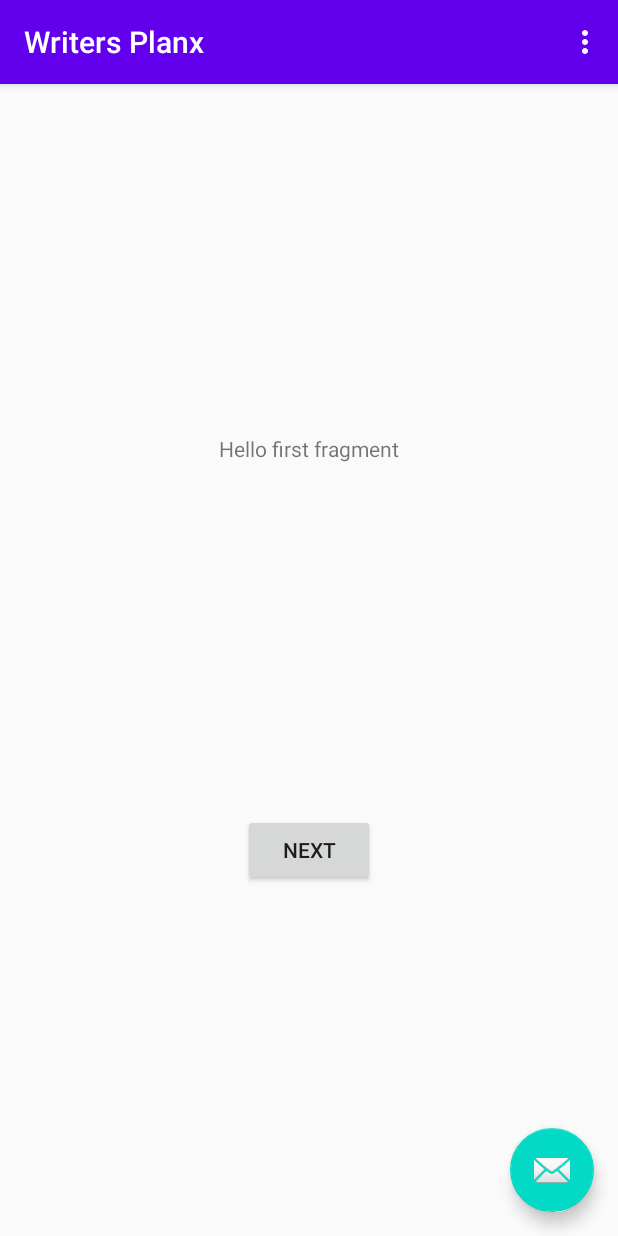
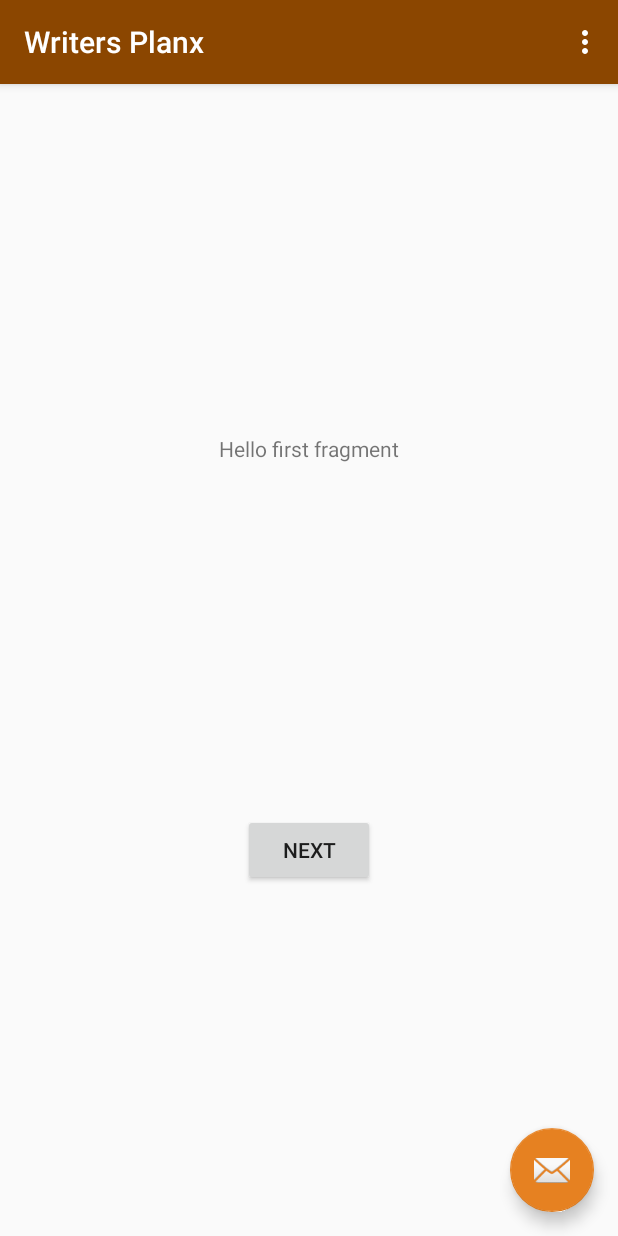
Before and after one commit to nightcrawler-/writers-planx, an Android app: the screen it shows after launch (MainActivity), on a phone screen of 412 x 824 dp. Run offline under Robolectric (Android 15) with nearby library versions, the phone set to English and light mode, and no system bars.

Commit message:
color changes, added google resources

```diff
--- a/app/src/main/res/values/colors.xml
+++ b/app/src/main/res/values/colors.xml
@@ -1,6 +1,10 @@
 <?xml version="1.0" encoding="utf-8"?>
 <resources>
-    <color name="colorPrimary">#6200EE</color>
-    <color name="colorPrimaryDark">#3700B3</color>
-    <color name="colorAccent">#03DAC5</color>
+    <color name="colorPrimary">@color/korma</color>
+    <color name="colorPrimaryDark">@color/cedar_wood_finish</color>
+    <color name="colorAccent">@color/zest</color>
+
+    <color name="korma">#8b4600</color>
+    <color name="cedar_wood_finish">#6c2000</color>
+    <color name="zest">#e68121</color>
 </resources>
```
Also changed, not shown: 1 other file.
